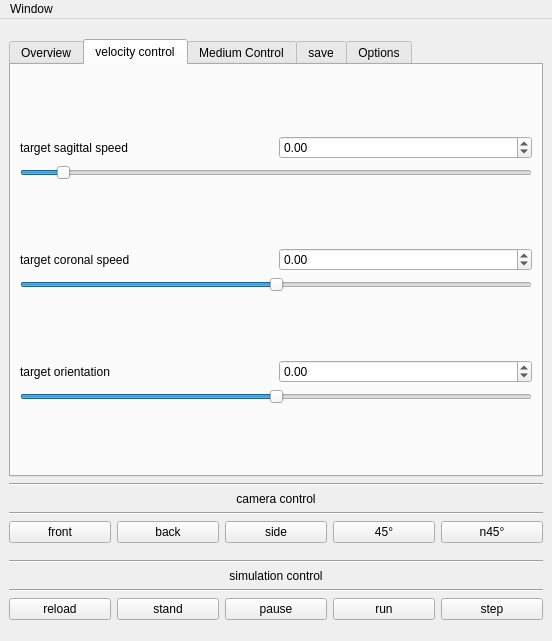
scarensac/simbicon_qt, file gui/simulationwindow.ui: the form before one commit.
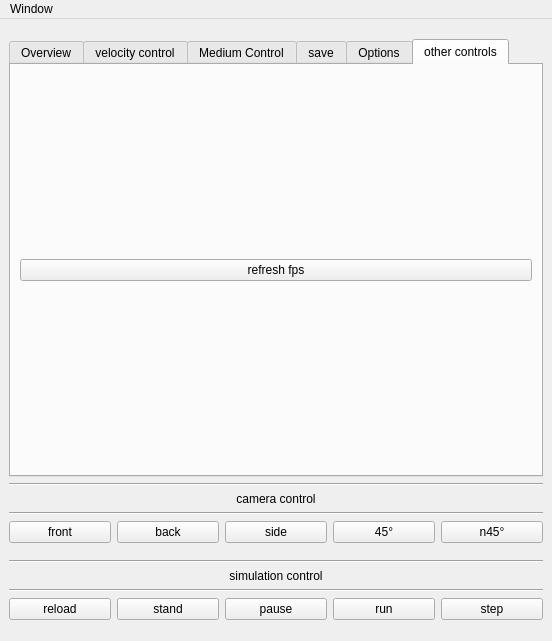
The form after the commit. The open tabs and pages were chosen to show the change.

Commit message: added controller controls

Diff of the .ui file:
```diff
--- a/gui/simulationwindow.ui
+++ b/gui/simulationwindow.ui
@@ -846,6 +846,20 @@
         </item>
        </layout>
       </widget>
+      <widget class="QWidget" name="tab_2">
+       <attribute name="title">
+        <string>other controls</string>
+       </attribute>
+       <layout class="QVBoxLayout" name="verticalLayout_15">
+        <item>
+         <widget class="QPushButton" name="btn_refresh_fps">
+          <property name="text">
+           <string>refresh fps</string>
+          </property>
+         </widget>
+        </item>
+       </layout>
+      </widget>
      </widget>
     </item>
     <item row="3" column="0">
```
Left out of the diff: 8 changed lines with no effect on the pictures. The commit also changes 85 other files.
